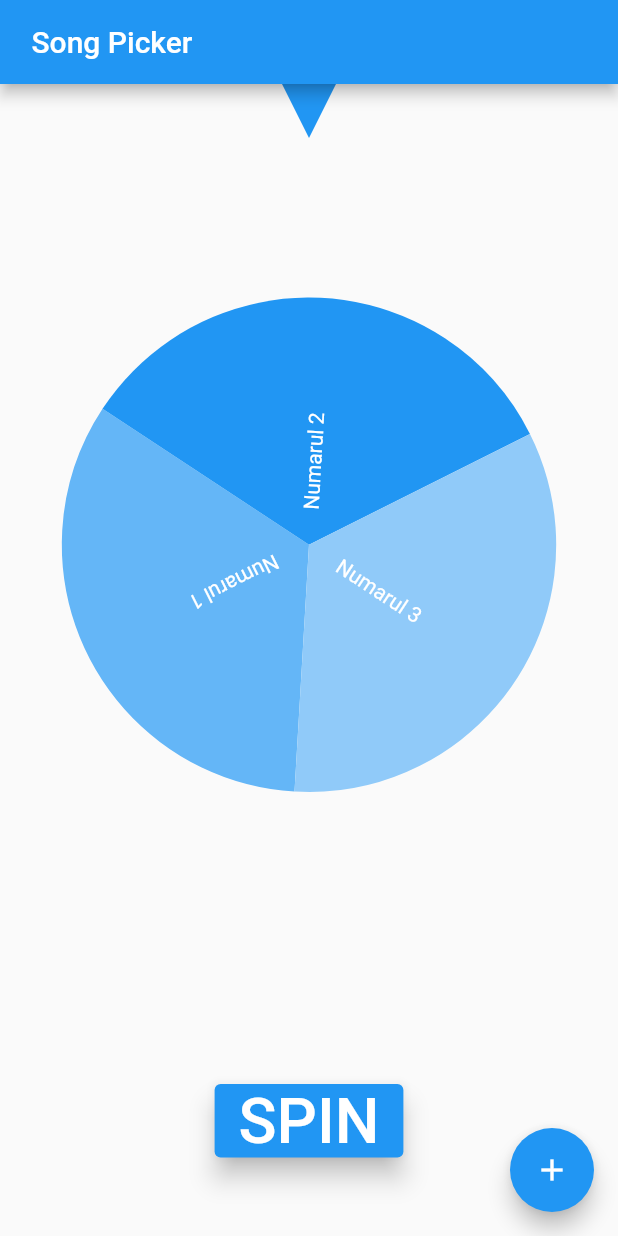
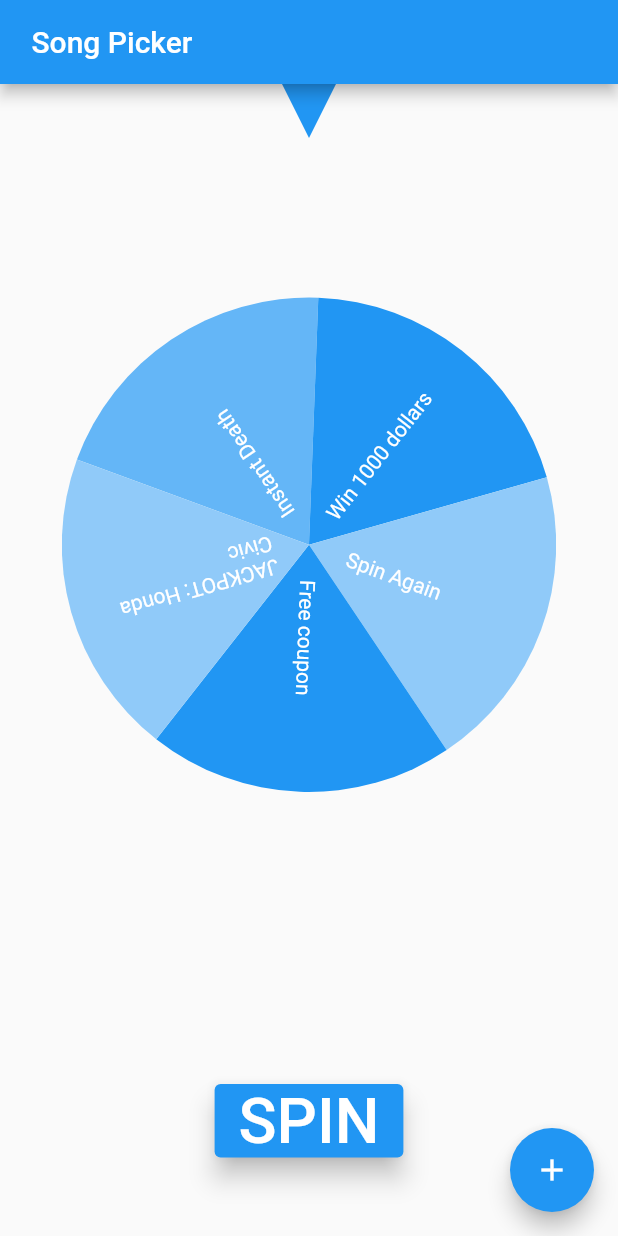
Before and after one commit to VicBVic/flutter-youtube-picker, a Flutter app: the screen it shows after launch, after a tap on "SPIN", on a phone screen of 412 x 824 dp. Run offline on Flutter 3.47's test engine with Material 2 defaults, Android fonts, the phone set to English and light mode, and no system bars; drawn by our look-alikes of flutter_fortune_wheel.

Commit message:
added instant death

```diff
--- a/lib/wheel_page.dart
+++ b/lib/wheel_page.dart
@@ -1,4 +1,5 @@
 import 'dart:async';
+import 'dart:math';
 
 import 'package:flutter/material.dart';
 import 'package:flutter_fortune_wheel/flutter_fortune_wheel.dart';
@@ -14,8 +15,20 @@ class WheelPage extends StatefulWidget {
 class _WheelPageState extends State<WheelPage>
     with SingleTickerProviderStateMixin {
   final StreamController<int> wheelController = StreamController();
+  final List<Widget> wheelWidgets = [
+    Text("Instant Death"),
+    Text("Win 1000 dollars"),
+    Text(" Spin Again"),
+    Text("Free coupon"),
+    Text("JACKPOT: Honda Civic"),
+  ];
   late final AnimationController passiveSpinController;
   late final Stream<int> wheelStream;
+  final Random rng = Random.secure();
+
+  final double fakeoutPercent = 0.5;
+
+  bool isFakeout = false;
 
   @override
   void initState() {
@@ -24,12 +37,6 @@ class _WheelPageState extends State<WheelPage>
     passiveSpinController.repeat();
 
     wheelStream = wheelController.stream.asBroadcastStream();
-
-    wheelStream.listen((event) {
-      passiveSpinController
-          .animateTo(0.0)
-          .then((value) => passiveSpinController.stop());
-    });
     super.initState();
   }
 
@@ -46,12 +53,25 @@ class _WheelPageState extends State<WheelPage>
               turns: passiveSpinController,
               child: FortuneWheel(
                 selected: wheelStream,
+                animateFirst: false,
+                curve: FortuneCurve.spin,
                 indicators: [],
-                items: const [
-                  FortuneItem(child: Text('Numarul 1')),
-                  FortuneItem(child: Text('Numarul 2')),
-                  FortuneItem(child: Text('Numarul 3')),
-                ],
+                items: wheelWidgets.map((e) => FortuneItem(child: e)).toList(),
+                onAnimationStart: () {
+                  if (isFakeout) {
+                    passiveSpinController.animateTo(0.2,
+                        duration: Duration(seconds: 3));
+                  } else {
+                    passiveSpinController.stop();
+                  }
+                },
+                onAnimationEnd: () {
+                  if (isFakeout) {
+                    passiveSpinController.animateTo(0.0,
+                        duration: Duration(seconds: 3),
+                        curve: Curves.bounceOut);
+                  }
+                },
               ),
             ),
             Align(alignment: Alignment.topCenter, child: TriangleIndicator()),
@@ -65,6 +85,9 @@ class _WheelPageState extends State<WheelPage>
             ),
             onPressed: () {
               wheelController.add(0);
+              setState(() {
+                isFakeout = rng.nextDouble() <= fakeoutPercent;
+              });
             },
             style: ButtonStyle(
               elevation: MaterialStateProperty.resolveWith(
```
